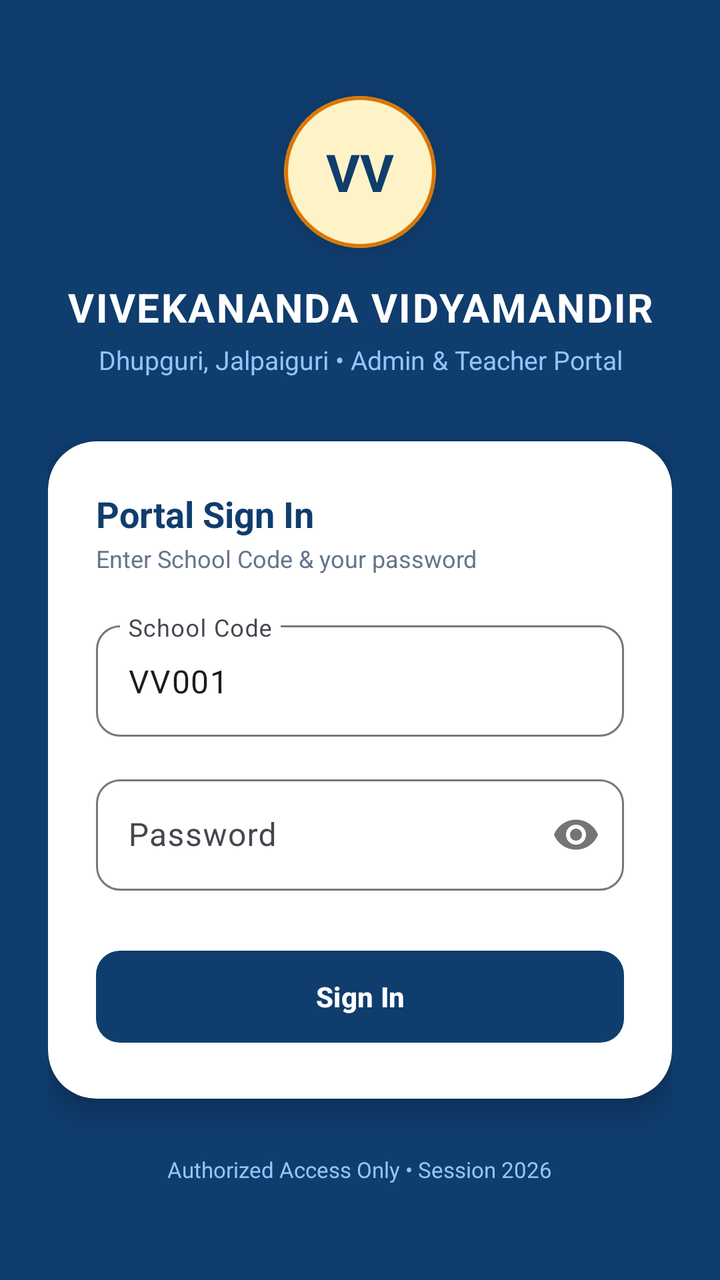
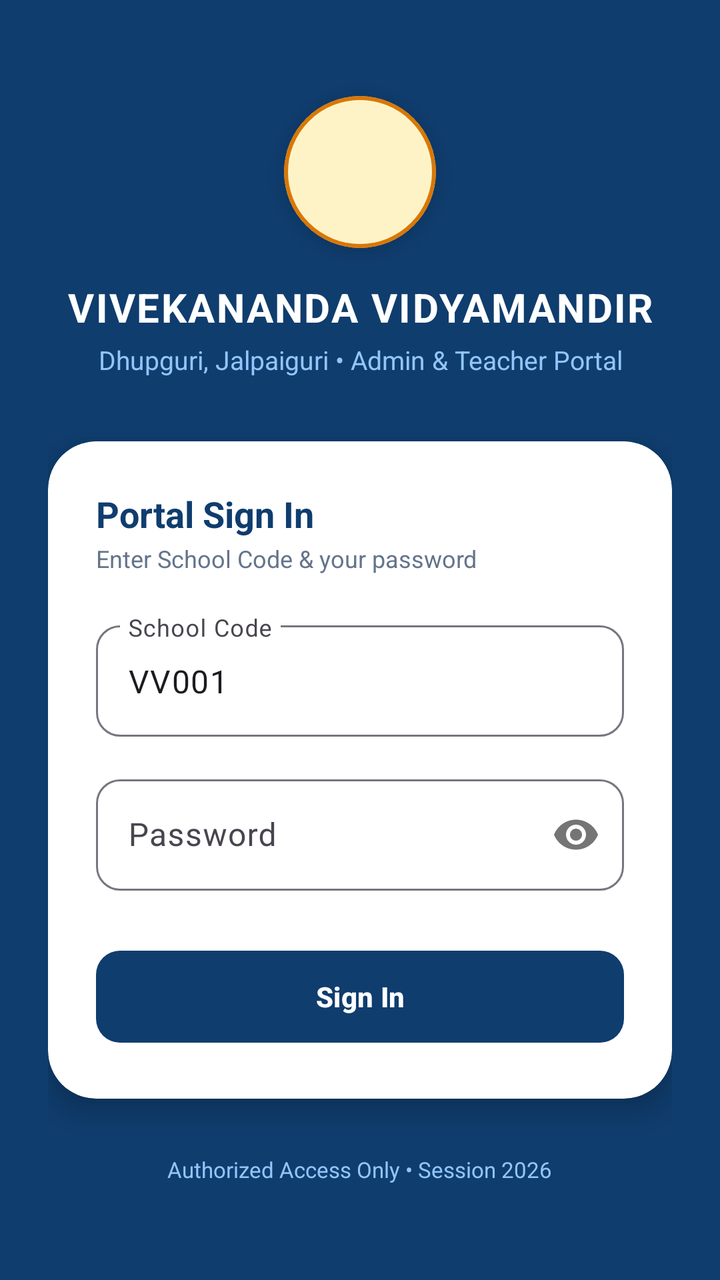

An Android layout rendered at two revisions. The XML below is the earlier revision; the diff shows what the commit changed to produce the second picture.
<!-- AndroidManifest.xml: application theme Theme.SchoolManager -->
<!-- res/layout/activity_login.xml -->
<?xml version="1.0" encoding="utf-8"?>
<androidx.core.widget.NestedScrollView
    xmlns:android="http://schemas.android.com/apk/res/android"
    xmlns:app="http://schemas.android.com/apk/res-auto"
    android:layout_width="match_parent"
    android:layout_height="match_parent"
    android:fillViewport="true"
    android:background="#0F3D6E">

    <LinearLayout
        android:layout_width="match_parent"
        android:layout_height="match_parent"
        android:orientation="vertical"
        android:padding="24dp"
        android:gravity="center">

        <com.google.android.material.card.MaterialCardView
            android:layout_width="76dp"
            android:layout_height="76dp"
            app:cardCornerRadius="38dp"
            app:cardElevation="6dp"
            app:cardBackgroundColor="#FEF3C7"
            app:strokeWidth="2dp"
            app:strokeColor="#D97706">

            <TextView
                android:layout_width="match_parent"
                android:layout_height="match_parent"
                android:gravity="center"
                android:text="VV"
                android:textColor="#0F3D6E"
                android:textSize="26sp"
                android:textStyle="bold" />
        </com.google.android.material.card.MaterialCardView>

        <TextView
            android:layout_width="wrap_content"
            android:layout_height="wrap_content"
            android:layout_marginTop="16dp"
            android:text="VIVEKANANDA VIDYAMANDIR"
            android:textColor="@android:color/white"
            android:textSize="20sp"
            android:letterSpacing="0.04"
            android:textStyle="bold"
            android:textAlignment="center" />

        <TextView
            android:layout_width="wrap_content"
            android:layout_height="wrap_content"
            android:layout_marginTop="4dp"
            android:text="Dhupguri, Jalpaiguri • Admin &amp; Teacher Portal"
            android:textColor="#93C5FD"
            android:textSize="13sp"
            android:textAlignment="center" />

        <com.google.android.material.card.MaterialCardView
            android:layout_width="match_parent"
            android:layout_height="wrap_content"
            android:layout_marginTop="32dp"
            app:cardCornerRadius="24dp"
            app:cardElevation="8dp"
            app:strokeWidth="0dp"
            app:cardBackgroundColor="@android:color/white">

            <LinearLayout
                android:layout_width="match_parent"
                android:layout_height="wrap_content"
                android:orientation="vertical"
                android:padding="24dp">

                <TextView
                    android:layout_width="wrap_content"
                    android:layout_height="wrap_content"
                    android:text="Portal Sign In"
                    android:textColor="#0F3D6E"
                    android:textSize="18sp"
                    android:textStyle="bold" />

                <TextView
                    android:layout_width="wrap_content"
                    android:layout_height="wrap_content"
                    android:layout_marginTop="2dp"
                    android:text="Enter School Code &amp; your password"
                    android:textColor="#64748B"
                    android:textSize="12sp" />

                <com.google.android.material.textfield.TextInputLayout
                    android:id="@+id/tilSchoolCode"
                    style="@style/Widget.Material3.TextInputLayout.OutlinedBox"
                    android:layout_width="match_parent"
                    android:layout_height="wrap_content"
                    android:layout_marginTop="20dp"
                    android:hint="School Code"
                    app:boxCornerRadiusTopStart="12dp"
                    app:boxCornerRadiusTopEnd="12dp"
                    app:boxCornerRadiusBottomStart="12dp"
                    app:boxCornerRadiusBottomEnd="12dp">

                    <com.google.android.material.textfield.TextInputEditText
                        android:id="@+id/etSchoolCode"
                        android:layout_width="match_parent"
                        android:layout_height="wrap_content"
                        android:text="VV001"
                        android:inputType="textCapCharacters"
                        android:singleLine="true" />
                </com.google.android.material.textfield.TextInputLayout>

                <com.google.android.material.textfield.TextInputLayout
                    android:id="@+id/tilPassword"
                    style="@style/Widget.Material3.TextInputLayout.OutlinedBox"
                    android:layout_width="match_parent"
                    android:layout_height="wrap_content"
                    android:layout_marginTop="16dp"
                    android:hint="Password"
                    app:passwordToggleEnabled="true"
                    app:boxCornerRadiusTopStart="12dp"
                    app:boxCornerRadiusTopEnd="12dp"
                    app:boxCornerRadiusBottomStart="12dp"
                    app:boxCornerRadiusBottomEnd="12dp">

                    <com.google.android.material.textfield.TextInputEditText
                        android:id="@+id/etPassword"
                        android:layout_width="match_parent"
                        android:layout_height="wrap_content"
                        android:inputType="textPassword"
                        android:singleLine="true" />
                </com.google.android.material.textfield.TextInputLayout>

                <com.google.android.material.button.MaterialButton
                    android:id="@+id/btnLogin"
                    android:layout_width="match_parent"
                    android:layout_height="54dp"
                    android:layout_marginTop="26dp"
                    android:text="Sign In"
                    android:textStyle="bold"
                    app:cornerRadius="12dp"
                    app:backgroundTint="#0F3D6E" />

            </LinearLayout>
        </com.google.android.material.card.MaterialCardView>

        <TextView
            android:layout_width="wrap_content"
            android:layout_height="wrap_content"
            android:layout_marginTop="28dp"
            android:text="Authorized Access Only • Session 2026"
            android:textColor="#93C5FD"
            android:textSize="11sp" />

    </LinearLayout>
</androidx.core.widget.NestedScrollView>
<!-- resources referenced by this layout -->
<resources>
  <style name="Theme.SchoolManager" parent="Theme.Material3.DayNight.NoActionBar">
          <item name="colorPrimary">#0F3D6E</item>
          <item name="colorOnPrimary">#FFFFFF</item>
          <item name="colorSecondary">#D97706</item>
          
          <item name="colorSecondaryContainer">#FEF3C7</item>
          <item name="colorOnSecondaryContainer">#0F3D6E</item>
          <item name="android:statusBarColor">#0F3D6E</item>
          <item name="android:windowLightStatusBar">false</item>
      </style>
</resources>

<!-- the commit's change to res/layout/activity_login.xml (unified diff, before → after) -->
@@ -23,14 +23,13 @@
             app:strokeWidth="2dp"
             app:strokeColor="#D97706">
 
-            <TextView
+            <ImageView
                 android:layout_width="match_parent"
                 android:layout_height="match_parent"
-                android:gravity="center"
-                android:text="VV"
-                android:textColor="#0F3D6E"
-                android:textSize="26sp"
-                android:textStyle="bold" />
+                android:padding="5dp"
+                android:src="@mipmap/ic_launcher_round"
+                android:scaleType="fitCenter"
+                android:contentDescription="Vivekananda Vidyamandir Logo" />
         </com.google.android.material.card.MaterialCardView>
 
         <TextView
<!-- resource entries referenced after the edit -->
@@ -1,5 +1,10 @@
 <!-- resources referenced by this layout -->
 <resources>
+  <!-- mipmap ic_launcher_round (mipmap-anydpi-v26) -->
+  <adaptive-icon xmlns:android="http://schemas.android.com/apk/res/android">
+      <background android:drawable="@color/ic_launcher_background"/>
+      <foreground android:drawable="@mipmap/ic_launcher_foreground"/>
+  </adaptive-icon>
   <style name="Theme.SchoolManager" parent="Theme.Material3.DayNight.NoActionBar">
           <item name="colorPrimary">#0F3D6E</item>
           <item name="colorOnPrimary">#FFFFFF</item>
@@ -10,5 +15,6 @@
           <item name="android:statusBarColor">#0F3D6E</item>
           <item name="android:windowLightStatusBar">false</item>
       </style>
+  <color name="ic_launcher_background">#FFFFFF</color>
 </resources>
 
